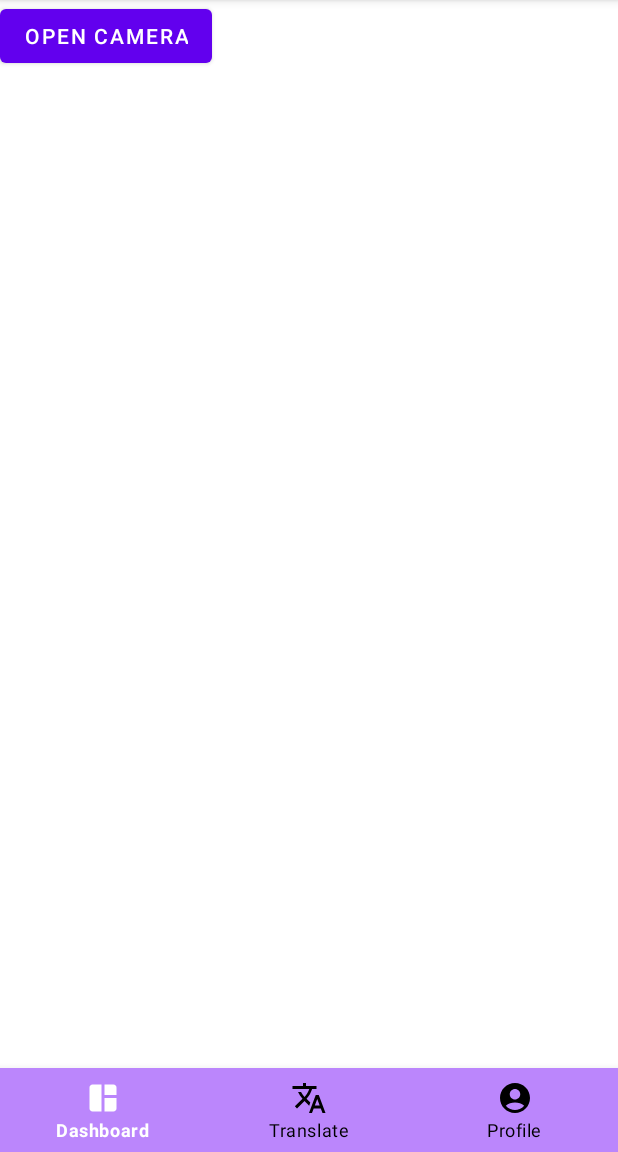
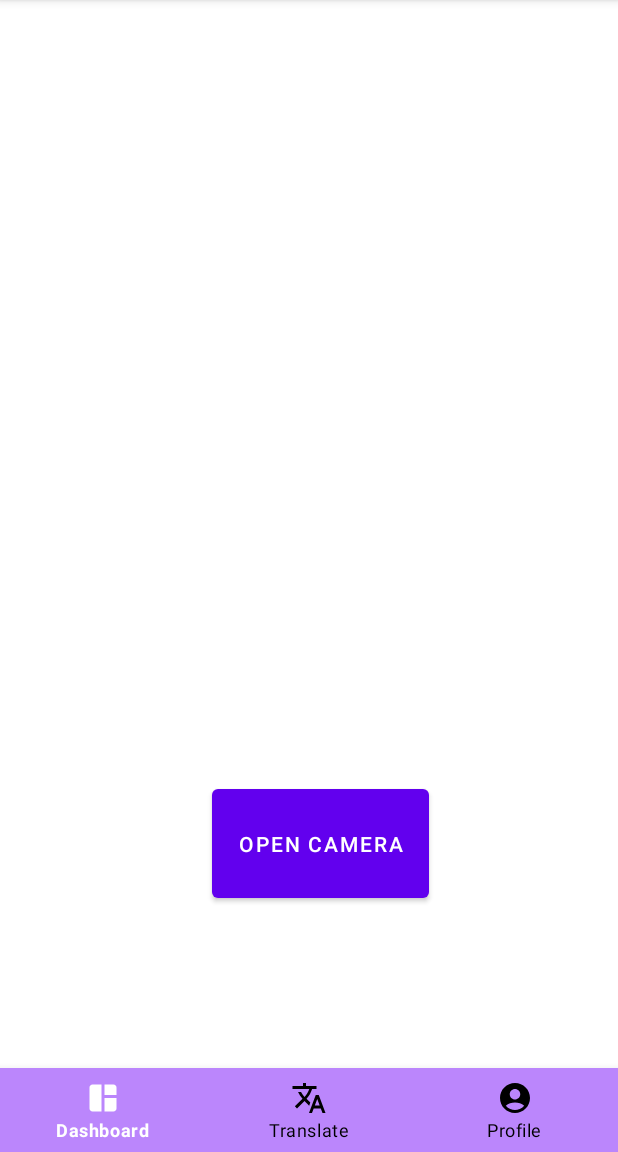
Before and after one commit to abmath113/Anuvadak, an Android app: the Translate screen opened directly, with no data from a screen before it, on a phone screen of 412 x 824 dp, the part 84-1236 px from its top. Run offline under Robolectric (Android 15) with nearby library versions, the phone set to English and light mode, and no system bars.

Commit message:
camera btn position changed

```diff
--- a/app/src/main/res/layout/activity_translate.xml
+++ b/app/src/main/res/layout/activity_translate.xml
@@ -16,12 +16,20 @@
     <!--        android:textColor="@color/black"/>-->
     <!-- add Camera Button to open the Camera -->
 
+
     <Button
         android:id="@+id/btn_camera"
         android:layout_width="wrap_content"
         android:layout_height="wrap_content"
+        android:layout_above="@+id/bottom_navigator"
+        android:layout_alignParentStart="true"
+        android:layout_alignParentTop="true"
+        android:layout_alignParentEnd="true"
+        android:layout_marginStart="141dp"
+        android:layout_marginTop="520dp"
+        android:layout_marginEnd="126dp"
+        android:layout_marginBottom="107dp"
         android:text="Open Camera" />
-
 
     <com.google.android.material.bottomnavigation.BottomNavigationView
         android:id="@+id/bottom_navigator"
```
